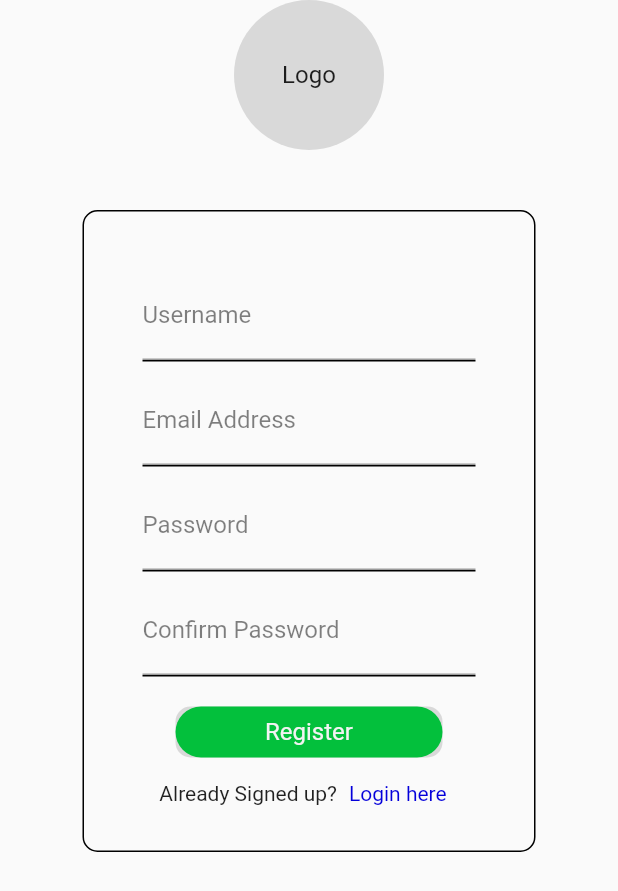
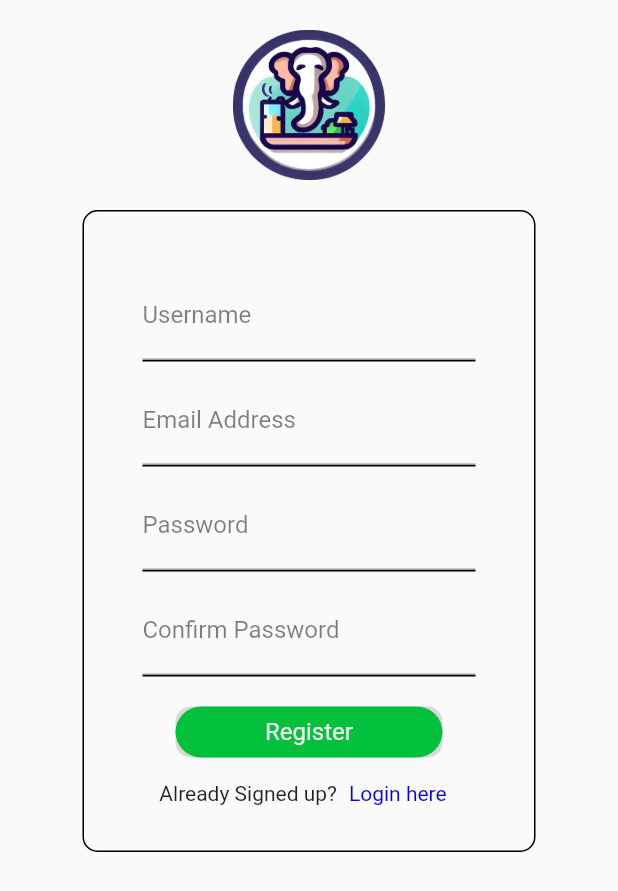
Before and after one commit to DhafinFawwaz/ITBCafeteriaSeller, a Flutter app: the screen it shows after launch, after a tap on "Sign in here", on a phone screen of 412 x 824 dp. Shown: the top 891 px of the screen. Run offline on Flutter 3.47's test engine with Material 2 defaults, Android fonts, the light colour scheme and no system bars; our stand-ins replace group_button, image_picker; missing offline and left inert: api_cache_manager; network calls fail; Roboto replaces fonts that are missing (inter).

Commit message:
Logo in auth

```diff
--- a/lib/screens/auth/login.dart
+++ b/lib/screens/auth/login.dart
@@ -67,18 +67,12 @@ class _LoginPageState extends State<LoginPage> {
       key: _formKey,
       child: ListView(
         children: <Widget>[
-          UnconstrainedBox(
-              child: Container(
-            margin: const EdgeInsets.only(bottom: 40),
+          const SizedBox(height: 20,),
+          Image.asset(
+            'assets/images/icon/icon.png',
             height: 100,
-            width: 100,
-            padding: const EdgeInsets.fromLTRB(20, 40, 20, 35),
-            decoration: const BoxDecoration(
-                color: greyColor,
-                borderRadius: BorderRadius.all(Radius.circular(50))),
-            child: const Text("Logo",
-                textAlign: TextAlign.center, style: TextStyle(fontSize: 16)),
-          )),
+          ),
+          const SizedBox(height: 20,),
           UnconstrainedBox(
             child: SizedBox(
                 height: 428,
--- a/lib/screens/auth/register.dart
+++ b/lib/screens/auth/register.dart
@@ -78,18 +78,12 @@ class _RegisterPageState extends State<RegisterPage> {
         key: _formKey,
         child: ListView(
           children: <Widget>[
-            UnconstrainedBox(
-                child: Container(
-              margin: const EdgeInsets.only(bottom: 40),
+            const SizedBox(height: 20,),
+            Image.asset(
+              'assets/images/icon/icon.png',
               height: 100,
-              width: 100,
-              padding: const EdgeInsets.fromLTRB(20, 40, 20, 35),
-              decoration: const BoxDecoration(
-                  color: greyColor,
-                  borderRadius: BorderRadius.all(Radius.circular(50))),
-              child: const Text("Logo",
-                  textAlign: TextAlign.center, style: TextStyle(fontSize: 16)),
-            )),
+            ),
+            const SizedBox(height: 20,),
             UnconstrainedBox(
               child: SizedBox(
                 height: 428,
--- a/pubspec.yaml
+++ b/pubspec.yaml
@@ -66,6 +66,7 @@ flutter:
 
   assets:
     - assets/images/
+    - assets/images/icon/icon.png
   # To add assets to your application, add an assets section, like this:
   # assets:
   #   - images/a_dot_burr.jpeg
```
